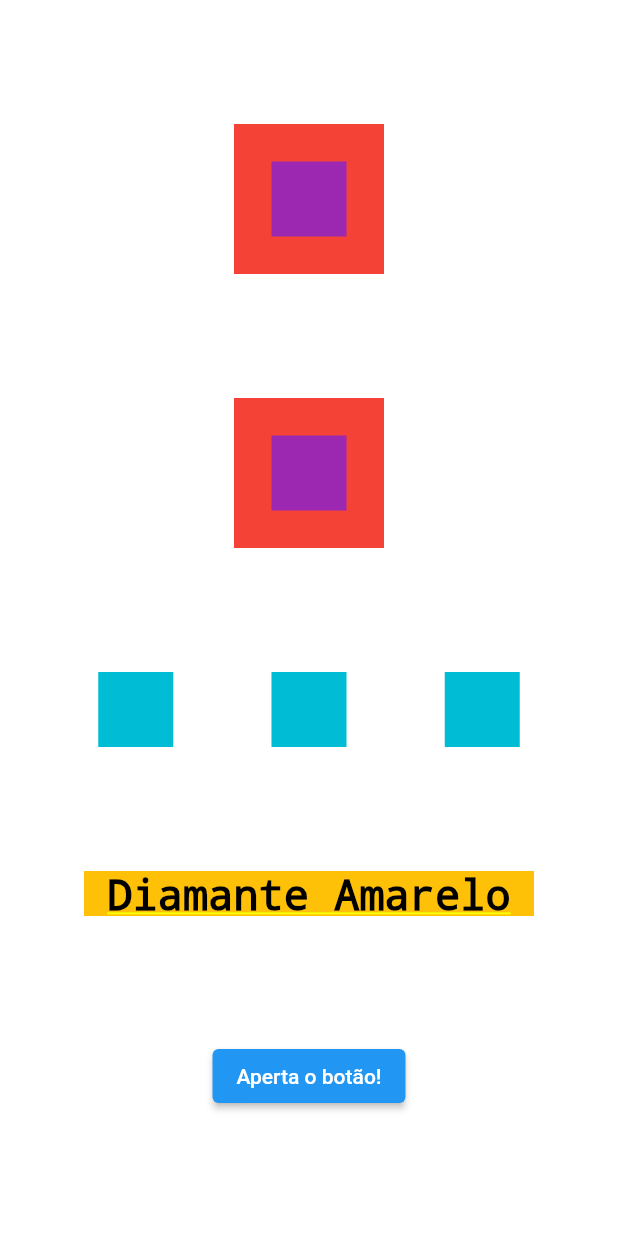
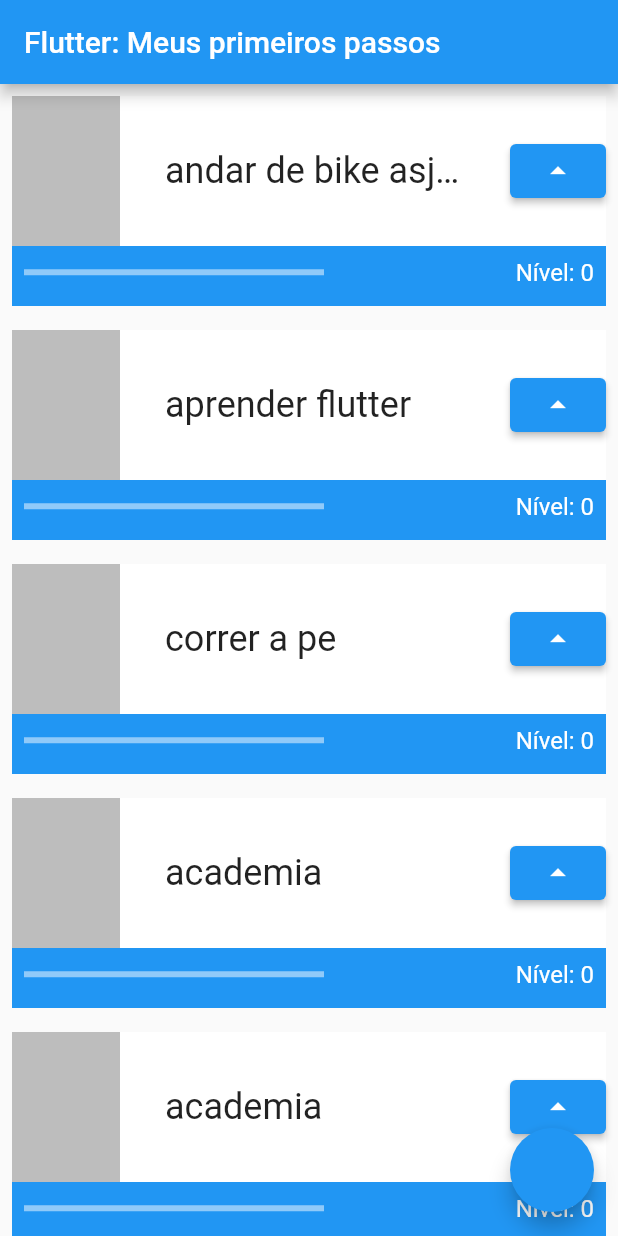
Before and after one commit to harrisonpinchieri/projetoandroid, a Flutter app: the screen it shows after launch, on a phone screen of 412 x 824 dp. Run offline on Flutter 3.47's test engine with Material 2 defaults, Android fonts, the phone set to English and light mode, and no system bars.

Commit message:
linearprogression 04/08/2022

```diff
--- a/lib/main.dart
+++ b/lib/main.dart
@@ -24,84 +24,110 @@ class MyApp extends StatelessWidget {
         // is not restarted.
         primarySwatch: Colors.blue,
       ),
-        home: Container(
-          color: Colors.white,
-          child: Column(
-            mainAxisAlignment: MainAxisAlignment.spaceEvenly,
-            crossAxisAlignment: CrossAxisAlignment.center,
+      home: Scaffold(
+        appBar: AppBar(
+          title: Text('Flutter: Meus primeiros passos'),
+        ),
+        body: ListView(
           children: [
-              Stack(
-                alignment: AlignmentDirectional.center,
+            Task('andar de bike asjkdasjkdlasjkldjaslkdjlak'),
+            Task('aprender flutter'),
+            Task('correr a pe'),
+            Task('academia'),
+            Task('academia'),
+            Task('academia'),
+            Task('academia'),
+            Task('academia'),
+            Task('academia'),
+          ],
+        ),
+        floatingActionButton: FloatingActionButton(onPressed: () {}),
+      ),
+    );
+  }
+}
+
+class Task extends StatefulWidget {
+  final String nome;
+
+  const Task(this.nome, {Key? key}) : super(key: key);
+
+  @override
+  State<Task> createState() => _TaskState();
+}
+
+class _TaskState extends State<Task> {
+  int nivel = 0;
+
+  @override
+  Widget build(BuildContext context) {
+    return Padding(
+      padding: const EdgeInsets.all(8.0),
+      child: Container(
+        child: Stack(
           children: [
             Container(
-                    color: Colors.red,
-                    width: 100,
+              color: Colors.blue,
+              height: 140,
+            ),
+            Column(
+              children: [
+                Container(
+                    color: Colors.white,
+                    height: 100,
+                    child: Row(
+                      mainAxisAlignment: MainAxisAlignment.spaceBetween,
+                      children: [
+                        Container(
+                          color: Colors.black26,
+                          width: 72,
                           height: 100,
                         ),
                         Container(
-                    color: Colors.purple,
-                    width: 50,
-                    height: 50,
+                            width: 200,
+                            child: Text(
+                              widget.nome,
+                              style: TextStyle(
+                                fontSize: 24,
+                                overflow: TextOverflow.ellipsis,
+                              ),
+                            )),
+                        ElevatedButton(
+                            onPressed: () {
+                              setState(() {
+                                nivel++;
+                              });
+
+                              print(nivel);
+                            },
+                            child: Icon(Icons.arrow_drop_up))
+                      ],
+                    )),
+                Row(
+                  mainAxisAlignment: MainAxisAlignment.spaceBetween,
+                  children: [
+                    Padding(
+                      padding: const EdgeInsets.all(8),
+                      child: Container(
+                        child: LinearProgressIndicator(color: Colors.white,
+                        value:nivel/10),
+                        width: 200,
+                      ),
+                    ),
+                    Padding(
+                      padding: const EdgeInsets.all(8.0),
+                      child: Text(
+                        'Nível: $nivel',
+                        style: TextStyle(color: Colors.white, fontSize: 16),
+                      ),
                     ),
                   ],
                 ),
-              Stack(
-                alignment: AlignmentDirectional.center,
-                children: [
-                  Container(
-                    color: Colors.red,
-                    width: 100,
-                    height: 100,
-                  ),
-                  Container(
-                    color: Colors.purple,
-                    width: 50,
-                    height: 50,
+              ],
             ),
           ],
         ),
-              Row(
-                mainAxisAlignment: MainAxisAlignment.spaceEvenly,
-                crossAxisAlignment: CrossAxisAlignment.center,
-                children: [
-                  Container(
-                    color: Colors.cyan,
-                    height: 50,
-                    width: 50,
       ),
-                  Container(
-                    color: Colors.cyan,
-                    height: 50,
-                    width: 50,
-                  ),
-                  Container(
-                    color: Colors.cyan,
-                    height: 50,
-                    width: 50,
-                  )
-                ],
-              ),
-              Container(
-                color: Colors.amber,
-                height: 30,
-                width: 300,
-                child: Text(
-                  'Diamante Amarelo',
-                  style: TextStyle(
-                    color: Colors.black,
-                    fontSize: 28,
-                  ),
-                  textAlign: TextAlign.center,
-                ),
-              ),
-              ElevatedButton(
-                  onPressed: () {
-                print('vc apertou o botão');
-
-              },
-                  child: Text('Aperta o botão!'),),
-            ],
-          ),
-        ));
+    );
   }
 }
```
Also changed, not shown: lib/row_column.dart (added, +79 -0 lines). Lines whose indentation alone changed are shown as unchanged.
